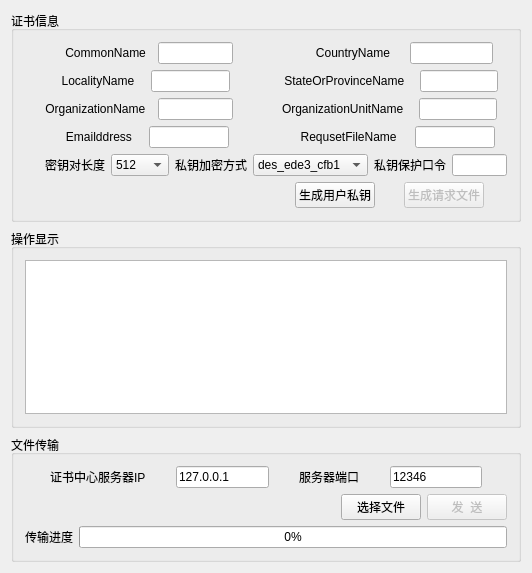
Old version of the form V2.0/CAClient/CAClient/mainwindow.ui in the repository zengrx/openssl_ca.
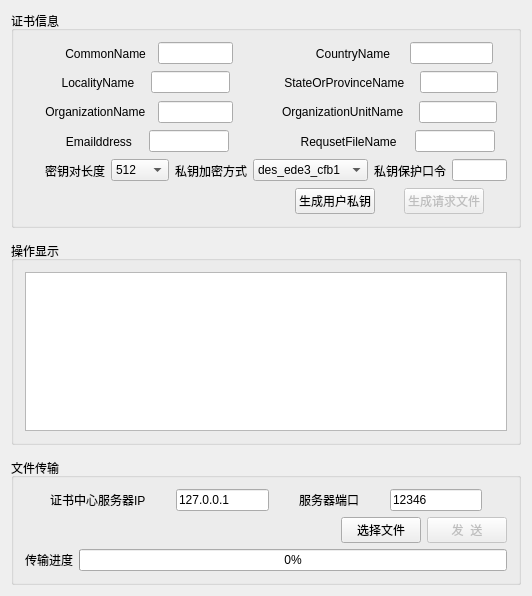
New version of the form. Icons and pictures are not drawn.

The edit to the form file:
```diff
--- a/V2.0/CAClient/CAClient/mainwindow.ui
+++ b/V2.0/CAClient/CAClient/mainwindow.ui
@@ -7,7 +7,7 @@
     <x>0</x>
     <y>0</y>
     <width>532</width>
-    <height>573</height>
+    <height>596</height>
    </rect>
   </property>
   <property name="windowTitle">
```
Left out of the diff: 5 changed lines with no effect on the pictures.
